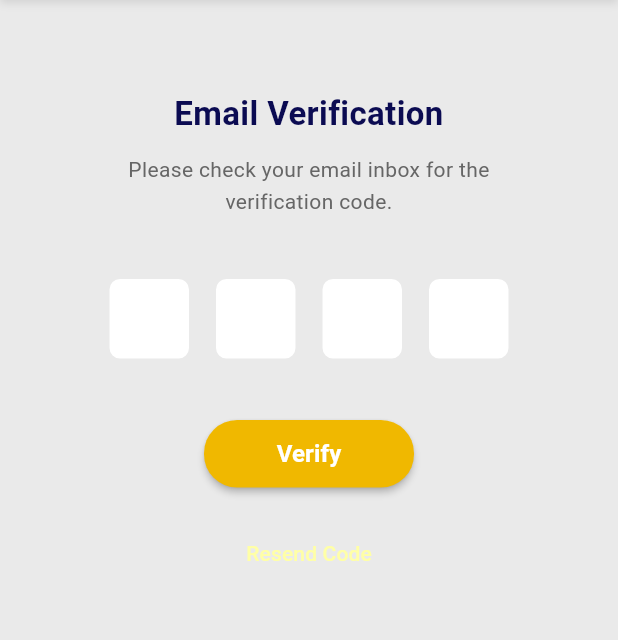
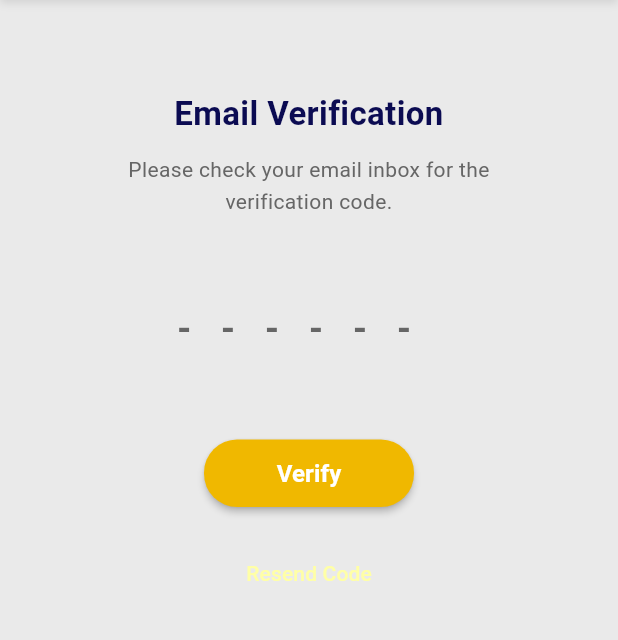
Before and after one commit to Auvryy/attendify-app, a Flutter app: the VerifyEmailScreen screen opened directly with empty values, on a phone screen of 412 x 824 dp, the part 105-745 px from its top. Run offline on Flutter 3.47's test engine with Material 3 defaults, Android fonts, the phone set to English and light mode, and no system bars; our stand-ins replace image_picker, qr_flutter, shared_preferences; missing offline and left inert: flutter_file_dialog, mobile_scanner; accounts and stored records are empty.

Commit message:
fixed change email

```diff
--- a/lib/providers/user_provider.dart
+++ b/lib/providers/user_provider.dart
@@ -292,7 +292,7 @@ class UserProvider with ChangeNotifier {
     notifyListeners();
 
     try {
-      final response = await _apiService.changeEmailVerify(otp, newEmail);
+      final response = await _apiService.changeEmailVerify(newEmail, otp);
 
       if (response['success'] != true) {
         _errorMessage = response['message'] ?? 'Invalid verification code';
--- a/lib/screens/employee/verify_email_screen.dart
+++ b/lib/screens/employee/verify_email_screen.dart
@@ -18,34 +18,22 @@ class VerifyEmailScreen extends StatefulWidget {
 }
 
 class _VerifyEmailScreenState extends State<VerifyEmailScreen> {
-  final List<TextEditingController> _controllers = List.generate(
-    4,
-    (index) => TextEditingController(),
-  );
-  final List<FocusNode> _focusNodes = List.generate(
-    4,
-    (index) => FocusNode(),
-  );
+  final TextEditingController _otpController = TextEditingController();
   bool _isLoading = false;
   bool _isResending = false;
 
   @override
   void dispose() {
-    for (var controller in _controllers) {
-      controller.dispose();
-    }
-    for (var node in _focusNodes) {
-      node.dispose();
-    }
+    _otpController.dispose();
     super.dispose();
   }
 
   Future<void> _handleVerify() async {
-    String code = _controllers.map((c) => c.text).join();
-    if (code.length != 4) {
+    String code = _otpController.text.trim();
+    if (code.length != 6) {
       ScaffoldMessenger.of(context).showSnackBar(
         const SnackBar(
-          content: Text('Please enter the complete verification code'),
+          content: Text('Please enter the complete 6-digit verification code'),
           backgroundColor: AppColors.error,
         ),
       );
@@ -127,6 +115,7 @@ class _VerifyEmailScreenState extends State<VerifyEmailScreen> {
 
             // Content
             Expanded(
+              child: SingleChildScrollView(
                 child: Padding(
                   padding: const EdgeInsets.all(20),
                   child: Column(
@@ -158,7 +147,7 @@ class _VerifyEmailScreenState extends State<VerifyEmailScreen> {
                       const SizedBox(height: 40),
 
                       // OTP Input Fields
-                    _buildOTPFields(),
+                      _buildOTPField(),
 
                       const SizedBox(height: 40),
 
@@ -225,6 +214,7 @@ class _VerifyEmailScreenState extends State<VerifyEmailScreen> {
                   ),
                 ),
               ),
+            ),
           ],
         ),
       ),
@@ -275,50 +265,46 @@ class _VerifyEmailScreenState extends State<VerifyEmailScreen> {
     );
   }
 
-  Widget _buildOTPFields() {
-    return Row(
-      mainAxisAlignment: MainAxisAlignment.center,
-      children: List.generate(4, (index) {
+  Widget _buildOTPField() {
     return Container(
-          width: 55,
-          height: 55,
-          margin: const EdgeInsets.symmetric(horizontal: 8),
-          decoration: BoxDecoration(
-            color: AppColors.cardBackground,
-            borderRadius: BorderRadius.circular(8),
-            border: Border.all(
-              color: AppColors.divider,
-              width: 1,
+      width: double.infinity,
+      padding: const EdgeInsets.symmetric(horizontal: 20),
+      child: TextFormField(
+        controller: _otpController,
+        keyboardType: TextInputType.number,
+        maxLength: 6,
+        textAlign: TextAlign.center,
+        style: const TextStyle(
+          fontSize: 24,
+          fontWeight: FontWeight.bold,
+          letterSpacing: 20,
         ),
+        decoration: InputDecoration(
+          counterText: "",
+          hintText: "------",
+          hintStyle: const TextStyle(
+            fontSize: 24,
+            letterSpacing: 20,
+            color: AppColors.textSecondary,
           ),
-          child: TextField(
-            controller: _controllers[index],
-            focusNode: _focusNodes[index],
-            textAlign: TextAlign.center,
-            keyboardType: TextInputType.number,
-            maxLength: 1,
+          border: OutlineInputBorder(
+            borderRadius: BorderRadius.circular(12),
+            borderSide: const BorderSide(color: AppColors.divider),
+          ),
+          enabledBorder: OutlineInputBorder(
+            borderRadius: BorderRadius.circular(12),
+            borderSide: const BorderSide(color: AppColors.divider),
+          ),
+          focusedBorder: OutlineInputBorder(
+            borderRadius: BorderRadius.circular(12),
+            borderSide: const BorderSide(color: AppColors.secondary, width: 2),
+          ),
+          contentPadding: const EdgeInsets.symmetric(vertical: 16),
+        ),
         inputFormatters: [
           FilteringTextInputFormatter.digitsOnly,
         ],
-            decoration: const InputDecoration(
-              counterText: '',
-              border: InputBorder.none,
       ),
-            style: const TextStyle(
-              fontSize: 24,
-              fontWeight: FontWeight.bold,
-              color: AppColors.textPrimary,
-            ),
-            onChanged: (value) {
-              if (value.isNotEmpty && index < 3) {
-                _focusNodes[index + 1].requestFocus();
-              } else if (value.isEmpty && index > 0) {
-                _focusNodes[index - 1].requestFocus();
-              }
-            },
-          ),
-        );
-      }),
     );
   }
 }
```
Also changed, not shown: lib/screens/login_screen.dart (+17 -14 lines), lib/services/api_service.dart (+8 -2 lines). Lines whose indentation alone changed are shown as unchanged.
